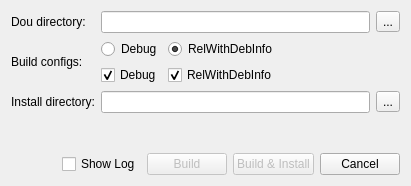
The window that src/dots/dots_dobmake.ss/src/dobmake.ui (SafirSDK/safir-sdk-core) describes before a commit, drawn with Qt 5.
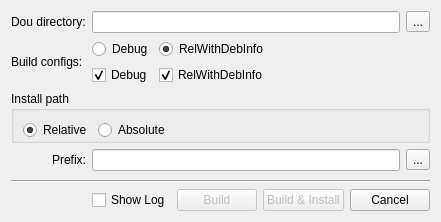
The same window after the commit. Icons and pictures are not drawn.

Commit message: allow absolute paths in dobmake

```diff
--- a/src/dots/dots_dobmake.ss/src/dobmake.ui
+++ b/src/dots/dots_dobmake.ss/src/dobmake.ui
@@ -6,8 +6,8 @@
    <rect>
     <x>0</x>
     <y>0</y>
-    <width>411</width>
-    <height>186</height>
+    <width>441</width>
+    <height>222</height>
    </rect>
   </property>
   <property name="windowTitle">
@@ -20,7 +20,7 @@
   <layout class="QVBoxLayout" name="verticalLayout">
    <item>
     <layout class="QGridLayout" name="gridLayout" columnstretch="0,0,0">
-     <item row="2" column="1">
+     <item row="3" column="1">
       <widget class="QLineEdit" name="installDirectory">
        <property name="toolTip">
         <string>Directory to which the result of the build should be installed to.</string>
@@ -37,10 +37,13 @@
        </property>
       </widget>
      </item>
-     <item row="2" column="0">
-      <widget class="QLabel" name="label_3">
+     <item row="3" column="0">
+      <widget class="QLabel" name="prefixLabel">
        <property name="text">
-        <string>Install directory:</string>
+        <string>Prefix:</string>
+       </property>
+       <property name="alignment">
+        <set>Qt::AlignRight|Qt::AlignTrailing|Qt::AlignVCenter</set>
        </property>
       </widget>
      </item>
@@ -51,7 +54,7 @@
        </property>
       </widget>
      </item>
-     <item row="2" column="2">
+     <item row="3" column="2">
       <widget class="QToolButton" name="installDirectoryBrowse">
        <property name="toolTip">
         <string>Open a file browser.</string>
@@ -175,6 +178,57 @@
        </item>
       </layout>
      </item>
+     <item row="2" column="0" colspan="3">
+      <widget class="QGroupBox" name="groupBox">
+       <property name="title">
+        <string>Install path</string>
+       </property>
+       <property name="flat">
+        <bool>true</bool>
+       </property>
+       <layout class="QHBoxLayout" name="horizontalLayout_3">
+        <property name="bottomMargin">
+         <number>0</number>
+        </property>
+        <item>
+         <widget class="QRadioButton" name="relativeInstall">
+          <property name="toolTip">
+           <string>Use Relative install path if your CMakeLists.txt file contains relative paths in the INSTALL directives. This will allow you to set the CMAKE_INSTALL_PREFIX below.</string>
+          </property>
+          <property name="text">
+           <string>Relative</string>
+          </property>
+          <property name="checked">
+           <bool>true</bool>
+          </property>
+         </widget>
+        </item>
+        <item>
+         <widget class="QRadioButton" name="absoluteInstall">
+          <property name="toolTip">
+           <string>Use Absolute install path if your CMakeLists.txt file contains absolute paths in the INSTALL directives.</string>
+          </property>
+          <property name="text">
+           <string>Absolute</string>
+          </property>
+         </widget>
+        </item>
+        <item>
+         <spacer name="horizontalSpacer_2">
+          <property name="orientation">
+           <enum>Qt::Horizontal</enum>
+          </property>
+          <property name="sizeHint" stdset="0">
+           <size>
+            <width>40</width>
+            <height>20</height>
+           </size>
+          </property>
+         </spacer>
+        </item>
+       </layout>
+      </widget>
+     </item>
     </layout>
    </item>
    <item>
@@ -190,6 +244,13 @@
      </property>
     </spacer>
    </item>
+   <item>
+    <widget class="Line" name="line">
+     <property name="orientation">
+      <enum>Qt::Horizontal</enum>
+     </property>
+    </widget>
+   </item>
    <item>
     <layout class="QHBoxLayout" name="horizontalLayout_2">
      <item>
```
Left out of the diff: 48 changed lines with no effect on the pictures. The commit also changes 3 other files.
